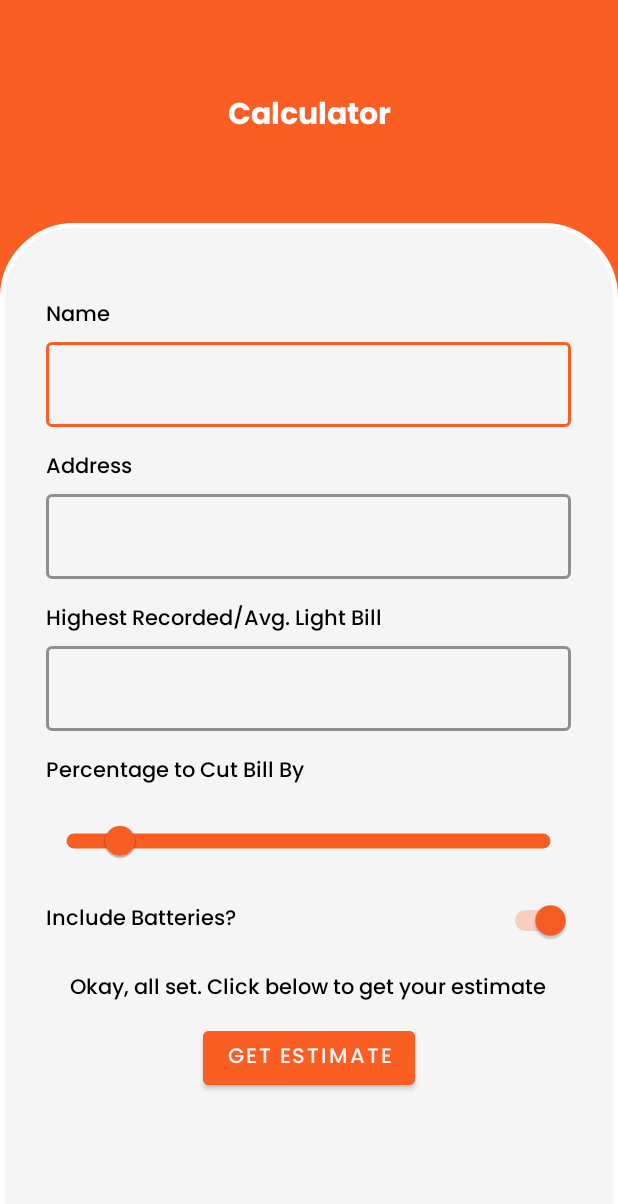
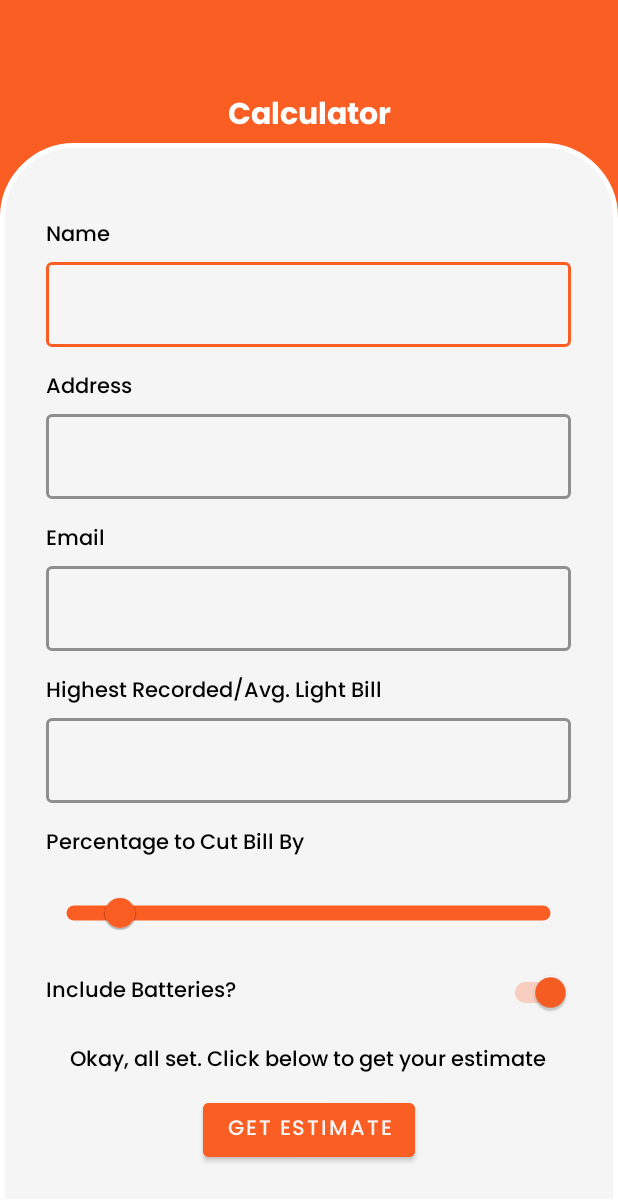
Before and after one commit to ro-neil/solcalc, an Android app: the screen it shows after launch (CalculatorActivity), on a phone screen of 412 x 824 dp. Shown: the top 1204 px of the screen. Run offline under Robolectric (Android 15) with nearby library versions, the phone set to English and light mode, and no system bars.

Commit message:
Added email field.

```diff
--- a/app/src/main/java/com/example/solcalc/CalculatorActivity.kt
+++ b/app/src/main/java/com/example/solcalc/CalculatorActivity.kt
@@ -14,6 +14,7 @@ import com.example.solcalc.model.client.Client
 import com.example.solcalc.model.estimate.Estimate
 import com.google.android.material.slider.Slider
 import com.google.android.material.textfield.TextInputEditText
+import org.w3c.dom.Text
 
 class CalculatorActivity : AppCompatActivity() {
 
@@ -27,6 +28,7 @@ class CalculatorActivity : AppCompatActivity() {
 
         val editName: TextInputEditText = findViewById(R.id.client_name)
         val editAddress: TextInputEditText = findViewById(R.id.client_addr)
+        val editEmail: TextInputEditText = findViewById(R.id.client_email)
         val slider: Slider = findViewById(R.id.billCut)
         val batteries: Switch = findViewById(R.id.ifBatteries)
         val editBill: TextInputEditText = findViewById(R.id.client_bill)
@@ -36,13 +38,13 @@ class CalculatorActivity : AppCompatActivity() {
         getEstimateBtn.setOnClickListener{
             val name = editName.text.toString()
             val address = editAddress.text.toString()
-
+            val email = editEmail.text.toString()
             val stringBill : Float = java.lang.Float.valueOf(editBill.text.toString())
             val billCutVal = slider.value.toDouble()/100
             val batteriesBool = batteries.isChecked
             val bill = stringBill.toDouble()
 
-            if(TextUtils.isEmpty(name) || TextUtils.isEmpty(address) || (bill == 0.0)){
+            if(TextUtils.isEmpty(name) || TextUtils.isEmpty(address) || TextUtils.isEmpty(email) || (bill == 0.0)){
                 setResult(Activity.RESULT_CANCELED, intent)
             }else{
                 calc = CalculationsApi()
@@ -84,6 +86,7 @@ class CalculatorActivity : AppCompatActivity() {
                 // Pass estimate values as extras to EstimateActivity
                 intent.putExtra(CLIENT_NAME, name)
                 intent.putExtra(CLIENT_ADDRESS, address)
+                intent.putExtra(CLIENT_EMAIL, email)
                 intent.putExtra(PANELS, numberOfPanels)
                 intent.putExtra(INVERTER_SIZE, inverterCapacity)
                 intent.putExtra(STORAGE_SIZE, storageCapacity)
@@ -101,6 +104,7 @@ class CalculatorActivity : AppCompatActivity() {
     companion object{
         const val CLIENT_NAME = "client_name"
         const val CLIENT_ADDRESS = "client_address"
+        const val CLIENT_EMAIL = "client_email"
         const val PANELS = "panels"
         const val INVERTER_SIZE = "inverter_size"
         const val STORAGE_SIZE = "storage_size"
--- a/app/src/main/res/layout/activity_calculator.xml
+++ b/app/src/main/res/layout/activity_calculator.xml
@@ -1,7 +1,12 @@
 <?xml version="1.0" encoding="utf-8"?>
-<androidx.constraintlayout.widget.ConstraintLayout xmlns:android="http://schemas.android.com/apk/res/android"
+<ScrollView
+    xmlns:android="http://schemas.android.com/apk/res/android"
     xmlns:app="http://schemas.android.com/apk/res-auto"
     xmlns:tools="http://schemas.android.com/tools"
+    android:layout_width="fill_parent"
+    android:layout_height="fill_parent" >
+
+    <androidx.constraintlayout.widget.ConstraintLayout
         android:layout_width="match_parent"
         android:layout_height="match_parent"
         tools:context=".CalculatorActivity"
@@ -25,22 +30,21 @@
         <LinearLayout
             android:layout_width="match_parent"
             android:layout_height="707dp"
-        android:layout_marginTop="180dp"
             android:background="@drawable/layout_bg"
             android:orientation="vertical"
             app:layout_constraintBottom_toBottomOf="parent"
             app:layout_constraintEnd_toEndOf="parent"
             app:layout_constraintStart_toStartOf="parent"
-        app:layout_constraintTop_toTopOf="parent">
+            app:layout_constraintTop_toBottomOf="@+id/screen_name">
 
             <TextView
                 android:layout_width="350dp"
                 android:layout_height="wrap_content"
                 android:layout_gravity="center"
                 android:layout_marginTop="50dp"
+                android:fontFamily="@font/poppins_medium"
                 android:text="@string/c_name"
-            android:textColor="@color/black"
-            android:fontFamily="@font/poppins_medium"/>
+                android:textColor="@color/black" />
 
             <com.google.android.material.textfield.TextInputLayout
                 android:id="@+id/client_name_label"
@@ -55,9 +59,9 @@
                 <com.google.android.material.textfield.TextInputEditText
                     android:id="@+id/client_name"
                     android:layout_width="350dp"
+                    android:layout_height="wrap_content"
                     android:layout_gravity="center"
-                android:layout_marginBottom="5dp"
-                android:layout_height="wrap_content"/>
+                    android:layout_marginBottom="5dp" />
 
             </com.google.android.material.textfield.TextInputLayout>
 
@@ -66,9 +70,9 @@
                 android:layout_height="wrap_content"
                 android:layout_gravity="center"
                 android:layout_marginTop="10dp"
+                android:fontFamily="@font/poppins_medium"
                 android:text="@string/c_addr"
-            android:textColor="@color/black"
-            android:fontFamily="@font/poppins_medium"/>
+                android:textColor="@color/black" />
 
             <com.google.android.material.textfield.TextInputLayout
                 android:id="@+id/client_addr_label"
@@ -77,15 +81,15 @@
                 android:layout_height="wrap_content"
                 android:layout_gravity="center"
                 android:visibility="visible"
-            app:boxStrokeWidth="1.8dp"
-            app:boxStrokeColor="@color/orange">
+                app:boxStrokeColor="@color/orange"
+                app:boxStrokeWidth="1.8dp">
 
                 <com.google.android.material.textfield.TextInputEditText
                     android:id="@+id/client_addr"
                     android:layout_width="350dp"
+                    android:layout_height="wrap_content"
                     android:layout_gravity="center"
-                android:layout_marginBottom="5dp"
-                android:layout_height="wrap_content"/>
+                    android:layout_marginBottom="5dp" />
 
             </com.google.android.material.textfield.TextInputLayout>
 
@@ -94,9 +98,38 @@
                 android:layout_height="wrap_content"
                 android:layout_gravity="center"
                 android:layout_marginTop="10dp"
+                android:fontFamily="@font/poppins_medium"
+                android:text="@string/client_email_label"
+                android:textColor="@color/black" />
+
+            <com.google.android.material.textfield.TextInputLayout
+                android:id="@+id/client_email_label"
+                style="@style/Widget.MaterialComponents.TextInputLayout.OutlinedBox"
+                android:layout_width="350dp"
+                android:layout_height="wrap_content"
+                android:layout_gravity="center"
+                android:visibility="visible"
+                app:boxStrokeColor="@color/orange"
+                app:boxStrokeWidth="1.8dp">
+
+                <com.google.android.material.textfield.TextInputEditText
+                    android:id="@+id/client_email"
+                    android:layout_width="350dp"
+                    android:layout_height="wrap_content"
+                    android:layout_gravity="center"
+                    android:layout_marginBottom="5dp"
+                    android:inputType="textEmailAddress" />
+
+            </com.google.android.material.textfield.TextInputLayout>
+
+            <TextView
+                android:layout_width="350dp"
+                android:layout_height="wrap_content"
+                android:layout_gravity="center"
+                android:layout_marginTop="10dp"
+                android:fontFamily="@font/poppins_medium"
                 android:text="@string/c_bill"
-            android:textColor="@color/black"
-            android:fontFamily="@font/poppins_medium"/>
+                android:textColor="@color/black" />
 
             <com.google.android.material.textfield.TextInputLayout
                 android:id="@+id/client_bill_label"
@@ -123,60 +156,60 @@
                 android:layout_height="wrap_content"
                 android:layout_gravity="center"
                 android:layout_marginTop="10dp"
+                android:fontFamily="@font/poppins_medium"
                 android:text="@string/percent_cut"
-            android:textColor="@color/black"
-            android:fontFamily="@font/poppins_medium"/>
+                android:textColor="@color/black" />
 
             <com.google.android.material.slider.Slider
                 android:id="@+id/billCut"
                 android:layout_width="350dp"
                 android:layout_height="wrap_content"
                 android:layout_gravity="center"
+                android:layout_marginTop="10dp"
+                android:stepSize="10"
                 android:value="10"
                 android:valueFrom="0"
                 android:valueTo="100"
-            android:stepSize="10"
-            android:layout_marginTop="10dp"
+                app:thumbColor="@color/orange"
+                app:tickVisible="false"
                 app:trackColor="@color/orange"
-            app:trackHeight="10dp"
-            app:tickVisible="false"
-            app:thumbColor="@color/orange"/>
+                app:trackHeight="10dp" />
 
             <Switch
                 android:id="@+id/ifBatteries"
-            android:layout_marginTop="15dp"
                 android:layout_width="350dp"
                 android:layout_height="wrap_content"
                 android:layout_gravity="center"
+                android:layout_marginTop="15dp"
+                android:checked="true"
+                android:fontFamily="@font/poppins_medium"
                 android:text="@string/batteries"
-            android:fontFamily="@font/poppins_medium"
-            android:checked="true"
-            android:textOn="Yes"
-            android:textOff="No"/>
+                android:textOff="No"
+                android:textOn="Yes" />
 
             <TextView
                 android:layout_width="350dp"
                 android:layout_height="wrap_content"
                 android:layout_gravity="center"
                 android:layout_marginTop="20dp"
+                android:fontFamily="@font/poppins_medium"
                 android:text="@string/click_below"
                 android:textAlignment="center"
-            android:textColor="@color/black"
-            android:fontFamily="@font/poppins_medium"/>
+                android:textColor="@color/black" />
 
             <Button
                 android:id="@+id/get_estimate"
                 android:layout_width="wrap_content"
                 android:layout_height="wrap_content"
-            android:text="@string/get_estimate"
                 android:layout_gravity="center"
                 android:layout_marginTop="10dp"
                 android:backgroundTint="@color/orange"
-            android:textColor="@color/cultured"
-            android:fontFamily="@font/poppins_medium"/>
-
+                android:fontFamily="@font/poppins_medium"
+                android:text="@string/get_estimate"
+                android:textColor="@color/cultured" />
 
 
         </LinearLayout>
 
     </androidx.constraintlayout.widget.ConstraintLayout>
+</ScrollView>
--- a/app/src/main/res/values/strings.xml
+++ b/app/src/main/res/values/strings.xml
@@ -14,4 +14,5 @@
     <string name="c_bill">Highest Recorded/Avg. Light Bill</string>
     <string name="total_system_cost">TOTAL SYSTEM COST</string>
     <string name="includes_labour">*includes labour cost</string>
+    <string name="client_email_label">Email</string>
 </resources>
```
Lines whose indentation alone changed are shown as unchanged.
